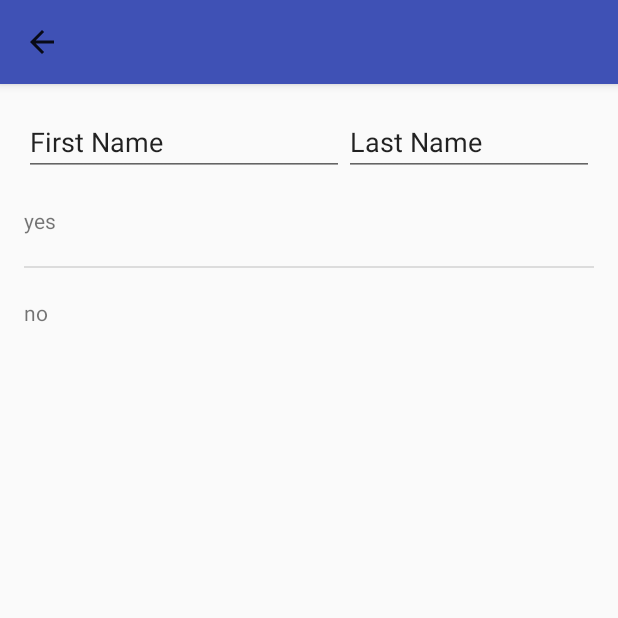
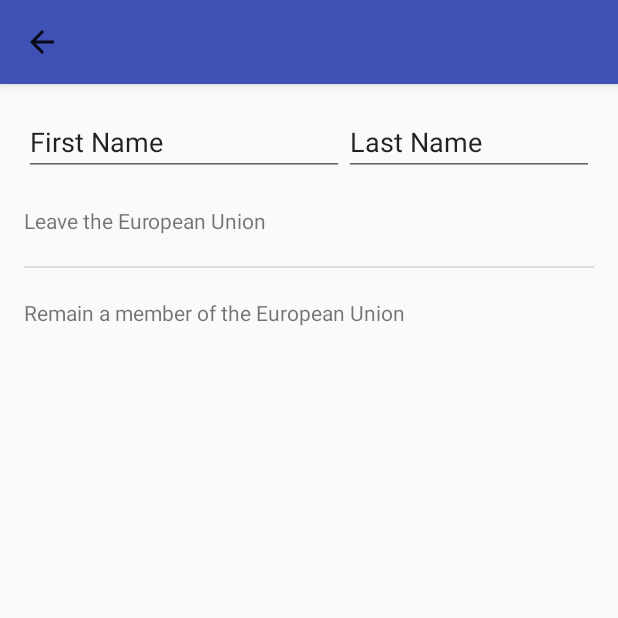
Before and after one commit to MrBuggySan/VotingClient-BlockVote, an Android app: the ElectionActivity screen opened directly, with no data from a screen before it, after a tap on "VOTE", on a phone screen of 412 x 824 dp, the top half of it. Run offline under Robolectric (Android 15) with nearby library versions, the light colour scheme and no system bars.

Commit message:
Updated the wireframes

```diff
--- a/app/src/main/java/com/blockvote/votingclient/ElectionActivity.java
+++ b/app/src/main/java/com/blockvote/votingclient/ElectionActivity.java
@@ -14,7 +14,8 @@
 
 public class ElectionActivity extends AppCompatActivity
         implements VoteButtonFragment.OnFragmentInteractionListener,
-        SelectCandidateFragment.OnFragmentInteractionListener {
+        SelectCandidateFragment.OnFragmentInteractionListener,
+        BallotConfirmationFragment.OnFragmentInteractionListener{
     private final String LOG_TAG = ElectionActivity.class.getSimpleName();
 
     @Override
@@ -92,5 +93,13 @@
 
     }
 
+    public void onYesBallotConfirmation(){
+        Log.d(LOG_TAG, "Voter confirms");
+    }
+
+    public void onNoBallotConfirmation(){
+        Log.d(LOG_TAG, "Voter does not confirm");
+    }
+
 
 }
--- a/app/src/main/java/com/blockvote/votingclient/SelectCandidateFragment.java
+++ b/app/src/main/java/com/blockvote/votingclient/SelectCandidateFragment.java
@@ -68,8 +68,8 @@
                 R.id.listEntry,
                 new ArrayList<String>()
         );
-        mCandidateList.add("yes");
-        mCandidateList.add("no");
+        mCandidateList.add("Leave the European Union");
+        mCandidateList.add("Remain a member of the European Union");
         ListView listView=(ListView) rootView.findViewById(R.id.listview_candidatelist);
         listView.setAdapter(mCandidateList);
         //TODO: setup the button event when a candidate is pressed
--- a/app/src/main/java/com/blockvote/votingclient/VoteButtonFragment.java
+++ b/app/src/main/java/com/blockvote/votingclient/VoteButtonFragment.java
@@ -54,7 +54,6 @@
         voteButton.setOnClickListener(new View.OnClickListener() {
             public void onClick(View v) {
                 if (mListener != null) {
-                    //TODO: have the ElectionActivity push this fragment to the back stack and then call SelectCandidateFragment.
                     mListener.onVoteButtonInteraction();
                 }
             }
--- a/app/src/main/res/layout/fragment_ballot_confirmation.xml
+++ b/app/src/main/res/layout/fragment_ballot_confirmation.xml
@@ -29,6 +29,12 @@
     <TextView
         android:layout_width="match_parent"
         android:layout_height="wrap_content"
+        android:id="@+id/confirmation_timestamp"
+        android:text="Show time when voter clicks OK" />
+
+    <TextView
+        android:layout_width="match_parent"
+        android:layout_height="wrap_content"
         android:id="@+id/confirmation_blurb"
         android:text="If you agree with the above data, please select YES" />
 
--- a/app/src/main/res/values/strings.xml
+++ b/app/src/main/res/values/strings.xml
@@ -2,7 +2,7 @@
     <string name="app_name">BlockVote</string>
     <string name="FrontInstruction">Select an Election</string>
     <string name="electionEntry">Election Entry</string>
-    <string name="electionEntry1">Brexit Referencdum</string>
+    <string name="electionEntry1">UK\'s membership in the EU</string>
     <string name="selectedElectionKey">selectedElectionKey</string>
     <string name="electionRegister">Register</string>
     <string name="electionVote">Vote</string>
```
Also changed, not shown: app/src/main/java/com/blockvote/votingclient/BallotConfirmationFragment.java (+36 -13 lines), 2 other files.
